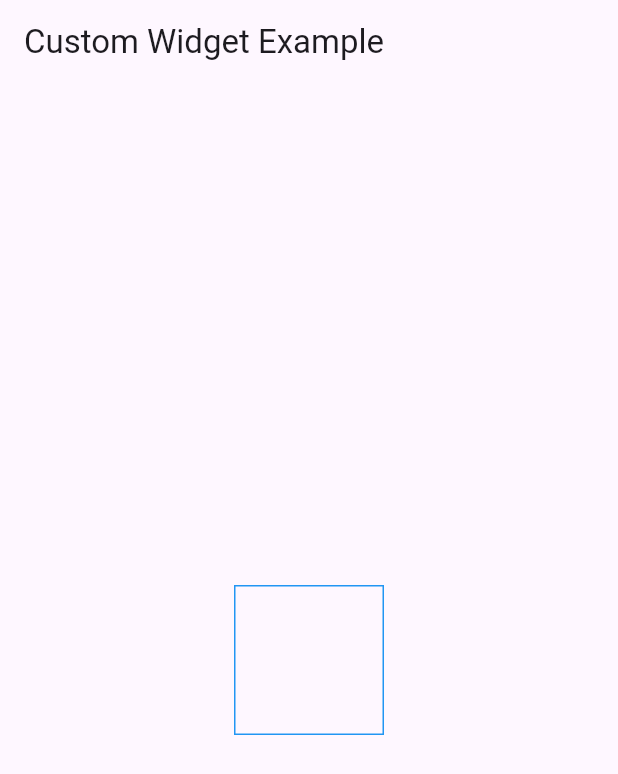
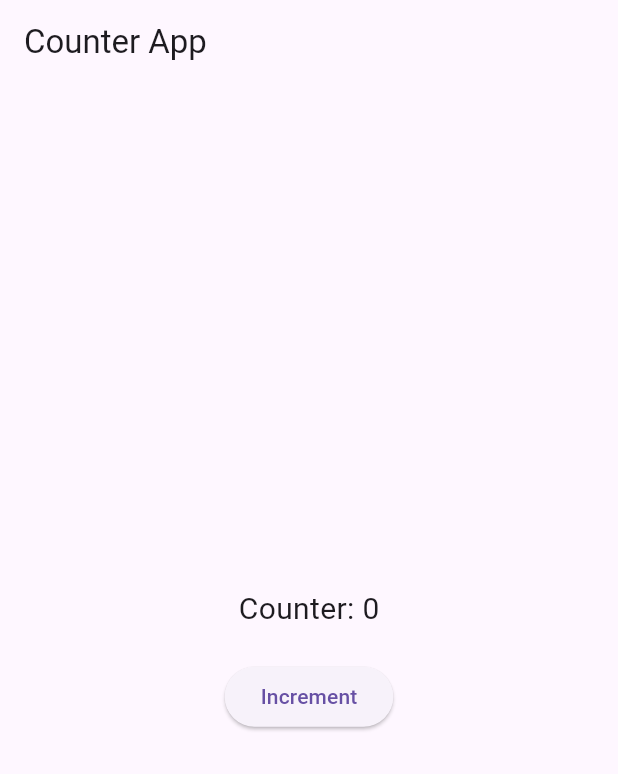
Before and after one commit to tokukiyu/proj_1, a Flutter app: the screen it shows after launch, on a phone screen of 412 x 824 dp. Shown: the top 774 px of the screen. Run offline on Flutter 3.47's test engine with Material 3 defaults, Android fonts, the phone set to English and light mode, and no system bars.

Commit message:
stateful widget

```diff
--- a/lib/main.dart
+++ b/lib/main.dart
@@ -1,17 +1,35 @@
 import 'package:flutter/material.dart';
 
-class ColoredSquare extends StatelessWidget {
-  final Color borderColor;
+class CounterApp extends StatefulWidget {
+  @override
+  _CounterAppState createState() => _CounterAppState();
+}
 
-  ColoredSquare({required this.borderColor});
+class _CounterAppState extends State<CounterApp> {
+  int counter = 0;
 
   @override
   Widget build(BuildContext context) {
-    return Container(
-      width: 100.0,
-      height: 100.0,
-      decoration: BoxDecoration(
-        border: Border.all(color: borderColor),
+    return Scaffold(
+      appBar: AppBar(
+        title: Text('Counter App'),
+      ),
+      body: Center(
+        child: Column(
+          mainAxisAlignment: MainAxisAlignment.center,
+          children: [
+            Text('Counter: $counter', style: TextStyle(fontSize: 20.0)),
+            SizedBox(height: 20.0),
+            ElevatedButton(
+              onPressed: () {
+                setState(() {
+                  counter++;
+                });
+              },
+              child: Text('Increment'),
+            ),
+          ],
+        ),
       ),
     );
   }
@@ -20,14 +38,7 @@ class ColoredSquare extends StatelessWidget {
 void main() {
   runApp(
     MaterialApp(
-      home: Scaffold(
-        appBar: AppBar(
-          title: Text('Custom Widget Example'),
-        ),
-        body: Center(
-          child: ColoredSquare(borderColor: Colors.blue),
-        ),
-      ),
+      home: CounterApp(),
     ),
   );
 }
```
